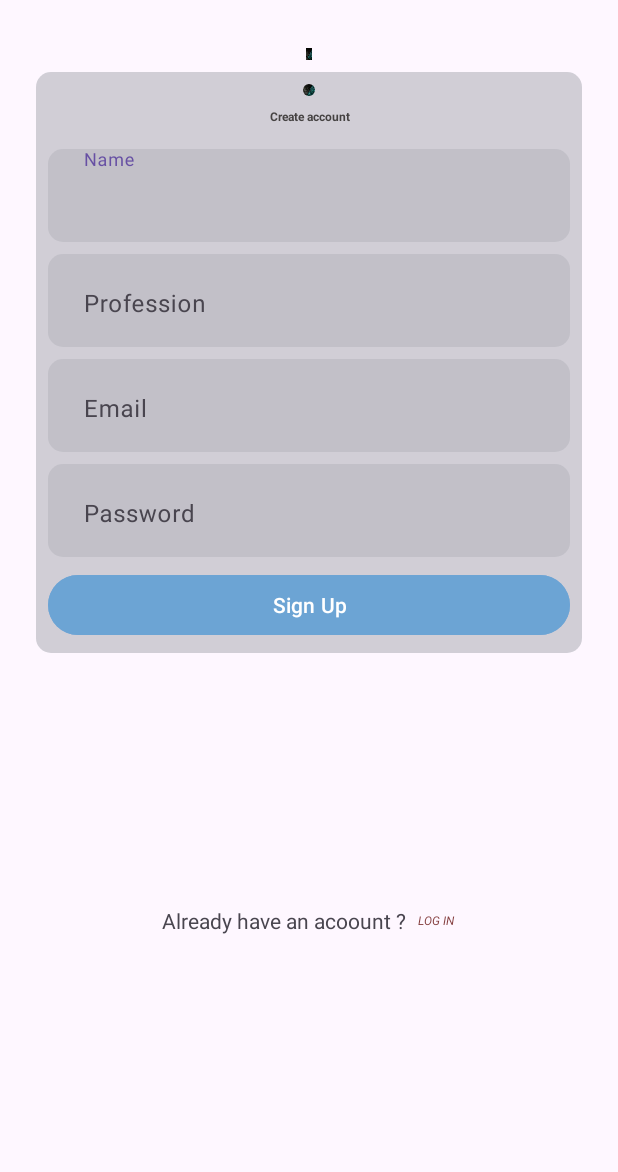
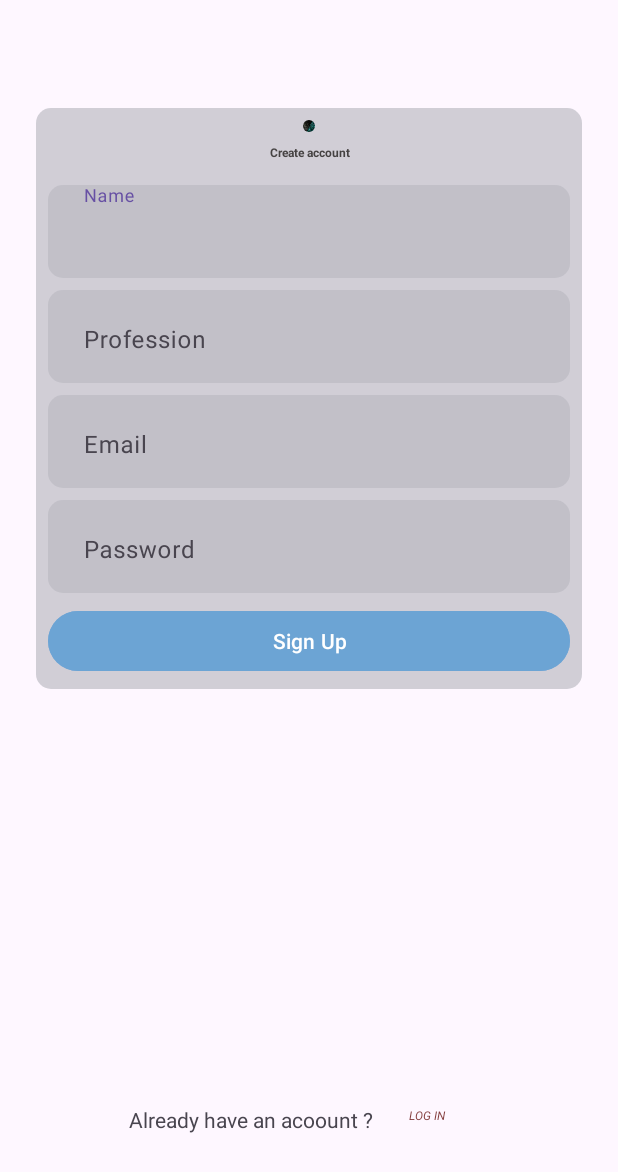
Before and after one commit to Nikhil4123/FinanceTracker_MessageScraping, an Android app: the screen it shows after launch (Sign_UP), on a phone screen of 412 x 824 dp. Shown: the top 1172 px of the screen. Run offline under Robolectric (Android 15) with nearby library versions, the phone set to English and light mode, and no system bars; our stand-ins replace CircleImageView, Firebase (no records; nobody signed in at launch, a user with empty details on screens opened directly).

Commit message:
07-10-2024

```diff
--- a/app/build.gradle.kts
+++ b/app/build.gradle.kts
@@ -44,6 +44,9 @@ dependencies {
     testImplementation(libs.junit)
     androidTestImplementation(libs.ext.junit)
     androidTestImplementation(libs.espresso.core)
+    implementation(platform("com.google.firebase:firebase-bom:33.4.0"))
+    implementation("com.google.firebase:firebase-auth")
+    implementation("com.google.android.gms:play-services-auth:21.2.0")
     implementation("com.github.MrNouri:DynamicSizes:1.0")
     implementation("de.hdodenhof:circleimageview:3.1.0")
     implementation("com.google.firebase:firebase-auth")
--- a/app/src/main/java/com/example/finandetails/Sign_UP.java
+++ b/app/src/main/java/com/example/finandetails/Sign_UP.java
@@ -1,4 +1,6 @@
 package com.example.finandetails;
+
+import static com.google.firebase.auth.AuthKt.auth;
 
 import android.app.AlertDialog;
 import android.app.ProgressDialog;
@@ -8,32 +10,49 @@ import android.os.Build;
 import android.os.Bundle;
 import android.text.TextUtils;
 import android.view.View;
+import android.widget.Button;
 import android.widget.Toast;
 
 import androidx.activity.EdgeToEdge;
 import androidx.annotation.NonNull;
+import androidx.annotation.Nullable;
 import androidx.appcompat.app.AppCompatActivity;
 import androidx.core.graphics.Insets;
 import androidx.core.view.ViewCompat;
 import androidx.core.view.WindowInsetsCompat;
 
 import com.example.finandetails.databinding.ActivitySignUpBinding;
+import com.google.android.gms.auth.api.signin.GoogleSignIn;
+import com.google.android.gms.auth.api.signin.GoogleSignInAccount;
+import com.google.android.gms.auth.api.signin.GoogleSignInClient;
+import com.google.android.gms.auth.api.signin.GoogleSignInOptions;
+import com.google.android.gms.common.api.ApiException;
 import com.google.android.gms.tasks.OnCompleteListener;
 import com.google.android.gms.tasks.Task;
 import com.google.firebase.FirebaseApp;
+import com.google.firebase.auth.AuthCredential;
 import com.google.firebase.auth.AuthResult;
 import com.google.firebase.auth.FirebaseAuth;
+import com.google.firebase.auth.FirebaseUser;
+import com.google.firebase.auth.GoogleAuthProvider;
 import com.google.firebase.auth.PhoneAuthProvider;
 import com.google.firebase.database.DataSnapshot;
 import com.google.firebase.database.DatabaseError;
 import com.google.firebase.database.FirebaseDatabase;
 import com.google.firebase.database.ValueEventListener;
 
+import java.util.HashMap;
+import java.util.Objects;
+
 public class Sign_UP extends AppCompatActivity {
+    Button google_Sign_in_btn;
 ActivitySignUpBinding binding;
 
     FirebaseAuth auth;
     FirebaseDatabase database;
+//    GoogleSignInOptions gos;
+//    GoogleSignInClient gsc;
+//    int  RC_SIGN_IN =20;
     PhoneAuthProvider.OnVerificationStateChangedCallbacks mCallbacks;
     String verificationId;
     ProgressDialog progressDialog;
@@ -46,6 +65,20 @@ ActivitySignUpBinding binding;
         FirebaseApp.initializeApp(this);
         auth =FirebaseAuth.getInstance();
         database =FirebaseDatabase.getInstance();
+
+
+//        gos=new GoogleSignInOptions.Builder(GoogleSignInOptions.DEFAULT_SIGN_IN)
+//                .requestIdToken(getString(R.string.default_web_client_id)).requestEmail().build();
+//        gsc= GoogleSignIn.getClient(Sign_UP.this,gos);
+//
+//        google_Sign_in_btn.setOnClickListener(new View.OnClickListener() {
+//            @Override
+//            public void onClick(View v) {
+//                signIn();
+//            }
+//        });
+
+
 
         progressDialog = new ProgressDialog(this);
         progressDialog.setMessage("Signing up...");
@@ -142,4 +175,53 @@ ActivitySignUpBinding binding;
 
 
     }
+
+//    private void signIn() {
+//        Intent signInIntent = gsc.getSignInIntent();
+//        startActivityForResult(signInIntent,RC_SIGN_IN);
+//    }
+//
+//    @Override
+//    protected void onActivityResult(int requestCode, int resultCode, @Nullable Intent data) {
+//        super.onActivityResult(requestCode, resultCode, data);
+//        if(resultCode==RC_SIGN_IN){
+//            Task<GoogleSignInAccount> task =GoogleSignIn.getSignedInAccountFromIntent(data);
+//            try {
+//                GoogleSignInAccount account=task.getResult(ApiException.class);
+//                auth(account.getIdToken());
+//
+//
+//            }catch (Exception e){
+//                Toast.makeText(this, e.getMessage().toString(), Toast.LENGTH_SHORT).show();
+//
+//            }
+//        }
+//    }
+
+//    private void auth(String idToken) {
+//        AuthCredential credential = GoogleAuthProvider.getCredential(idToken,null);
+//        auth.signInWithCredential(credential)
+//                .addOnCompleteListener(new OnCompleteListener<AuthResult>() {
+//                    @Override
+//                    public void onComplete(@NonNull Task<AuthResult> task) {
+//                        if (task.isSuccessful()){
+//                            FirebaseUser user =auth.getCurrentUser();
+//                            HashMap<String, Object> map = new HashMap<>();
+//                            map.put("id",user.getUid());
+//                            map.put("name",user.getDisplayName());
+//                            map.put("profile",user.getPhotoUrl()).toString();
+//                            database.getReference().child("userss").child(user.getUid()).setValue(map);
+//
+//                            Intent intent=new Intent(Sign_UP.this, MainActivity.class);
+//
+//                            startActivity(intent);
+//                        }
+//                        else {
+//                            Toast.makeText(Sign_UP.this, "Something went wrong", Toast.LENGTH_SHORT).show();
+//                        }
+//                    }
+//                })
+//;
+//
+//    }
 }
--- a/app/src/main/res/layout/activity_sign_up.xml
+++ b/app/src/main/res/layout/activity_sign_up.xml
@@ -18,41 +18,18 @@
         >
 
         <LinearLayout
-            android:id="@+id/linearLayout2"
-            android:layout_width="match_parent"
-            android:layout_height="wrap_content"
-            android:layout_marginTop="@dimen/_15mdp"
-            android:orientation="vertical"
-            app:layout_constraintEnd_toEndOf="parent"
-            app:layout_constraintStart_toStartOf="parent"
-            app:layout_constraintTop_toTopOf="parent">
-
-
-
-
-            <ImageView
-                android:id="@+id/imageView5"
-                android:layout_width="@dimen/_130mdp"
-                android:layout_height="@dimen/_40mdp"
-                android:layout_gravity="center"
-                app:srcCompat="@drawable/fp4"
-
-                />
-
-        </LinearLayout>
-
-        <LinearLayout
             android:id="@+id/linearLayout3"
             android:layout_width="match_parent"
             android:layout_height="wrap_content"
             android:layout_marginLeft="@dimen/_25mdp"
-            android:layout_marginTop="@dimen/_15mdp"
+            android:layout_marginTop="48dp"
             android:layout_marginRight="@dimen/_25mdp"
             android:background="@drawable/whiteshade2"
             android:orientation="vertical"
             app:layout_constraintEnd_toEndOf="parent"
+            app:layout_constraintHorizontal_bias="0.968"
             app:layout_constraintStart_toStartOf="parent"
-            app:layout_constraintTop_toBottomOf="@+id/linearLayout2">
+            app:layout_constraintTop_toTopOf="parent">
 
 
             <de.hdodenhof.circleimageview.CircleImageView
@@ -63,15 +40,14 @@
                 android:layout_marginTop="@dimen/_20mdp"
                 android:elevation="@dimen/_20mdp"
 
-                android:src="@drawable/fp4"
-                />
+                android:src="@drawable/fp4" />
 
             <TextView
                 android:id="@+id/textView3"
                 android:layout_width="match_parent"
                 android:layout_height="wrap_content"
+                android:layout_margin="@dimen/_5mdp"
                 android:gravity="center"
-                android:layout_margin="@dimen/_5mdp"
                 android:text="Create account"
                 android:textColor="#454242"
                 android:textSize="@dimen/_20font_mdp"
@@ -118,11 +94,11 @@
                     android:id="@+id/professionET"
                     android:layout_width="match_parent"
                     android:layout_height="wrap_content"
+                    android:background="@android:color/transparent"
+                    android:hint="Profession"
                     android:imeOptions="actionNext"
                     android:inputType="text"
                     android:maxLength="17"
-                    android:background="@android:color/transparent"
-                    android:hint="Profession"
                     android:textColorHint="@color/black" />
             </com.google.android.material.textfield.TextInputLayout>
 
@@ -144,9 +120,9 @@
                     android:layout_width="match_parent"
                     android:layout_height="wrap_content"
                     android:background="@android:color/transparent"
+                    android:hint="Email"
                     android:imeOptions="actionNext"
                     android:inputType="text"
-                    android:hint="Email"
                     android:textColorHint="@color/black" />
             </com.google.android.material.textfield.TextInputLayout>
 
@@ -168,11 +144,12 @@
                     android:layout_width="match_parent"
                     android:layout_height="wrap_content"
                     android:background="@android:color/transparent"
+                    android:hint="Password"
                     android:imeOptions="actionNext"
                     android:inputType="text"
-                    android:hint="Password"
                     android:textColorHint="@color/black" />
             </com.google.android.material.textfield.TextInputLayout>
+
             <Button
                 android:id="@+id/signupbtn"
                 android:layout_width="match_parent"
@@ -181,73 +158,41 @@
                 android:layout_marginTop="@dimen/_15mdp"
                 android:layout_marginRight="@dimen/_15mdp"
                 android:layout_marginBottom="@dimen/_20mdp"
+                android:backgroundTint="#E46CA4D5"
                 android:elevation="@dimen/_15mdp"
                 android:text="Sign Up"
-                android:backgroundTint="#E46CA4D5"
 
                 />
         </LinearLayout>
 
-        <androidx.constraintlayout.widget.ConstraintLayout
-            android:layout_width="wrap_content"
-            android:layout_height="wrap_content"
-            app:layout_constraintBottom_toBottomOf="parent"
-            app:layout_constraintEnd_toEndOf="parent"
-            app:layout_constraintStart_toStartOf="parent"
-            app:layout_constraintTop_toBottomOf="@+id/linearLayout3">
-
-            <androidx.constraintlayout.widget.ConstraintLayout
-                android:id="@+id/constraintLayout6"
-                android:layout_width="wrap_content"
-                android:layout_height="50dp"
-                android:orientation="horizontal"
-                app:layout_constraintEnd_toEndOf="parent"
-                app:layout_constraintStart_toStartOf="parent"
-                app:layout_constraintTop_toTopOf="parent">
+        <TextView
+            android:id="@+id/textView6"
+            android:layout_width="171dp"
+            android:layout_height="23dp"
 
 
-                <TextView
-                    android:id="@+id/textView6"
-                    android:layout_width="wrap_content"
-                    android:layout_height="wrap_content"
+            android:layout_marginBottom="40dp"
             android:layout_weight="1"
-
 
             android:text="Already have an acoount ?"
             app:layout_constraintBottom_toBottomOf="parent"
-
-                    app:layout_constraintStart_toStartOf="parent"
-                    app:layout_constraintTop_toTopOf="parent" />
+            app:layout_constraintEnd_toStartOf="@+id/gotologin"
+            app:layout_constraintHorizontal_bias="0.82"
+            app:layout_constraintStart_toStartOf="parent" />
 
         <TextView
             android:id="@+id/gotologin"
-                    android:layout_width="wrap_content"
-                    android:layout_height="wrap_content"
-                    android:layout_marginStart="@dimen/_15mdp"
+            android:layout_width="79dp"
+            android:layout_height="22dp"
+            android:layout_marginEnd="44dp"
+            android:layout_marginBottom="40dp"
             android:layout_weight="1"
             android:text="LOG IN "
             android:textColor="#833C3C"
             android:textSize="@dimen/_13font_mdp"
             android:textStyle="italic"
-                    app:layout_constraintBottom_toBottomOf="@+id/textView6"
-                    app:layout_constraintEnd_toEndOf="parent"
-                    app:layout_constraintStart_toEndOf="@+id/textView6"
-                    app:layout_constraintTop_toTopOf="@+id/textView6" />
-            </androidx.constraintlayout.widget.ConstraintLayout>
-            <androidx.constraintlayout.widget.ConstraintLayout
-                android:id="@+id/constraintLayout8"
-                android:layout_width="wrap_content"
-                android:layout_height="wrap_content"
-                android:layout_margin="@dimen/_3mdp"
-                app:layout_constraintEnd_toEndOf="parent"
-                app:layout_constraintStart_toStartOf="parent"
-                app:layout_constraintTop_toBottomOf="@+id/constraintLayout6">
-
-            </androidx.constraintlayout.widget.ConstraintLayout>
-
-
-
-        </androidx.constraintlayout.widget.ConstraintLayout>
+            app:layout_constraintBottom_toBottomOf="parent"
+            app:layout_constraintEnd_toEndOf="parent" />
 
 
     </androidx.constraintlayout.widget.ConstraintLayout>
--- a/app/src/main/res/values/strings.xml
+++ b/app/src/main/res/values/strings.xml
@@ -1,3 +1,4 @@
 <resources>
     <string name="app_name">FinanDetails</string>
+    <string name="default_web_client_id">186998195333-c3tfo6l0k9o2l1eguv0iqi3rut0fvs2a.apps.googleusercontent.com</string>
 </resources>
--- a/build.gradle.kts
+++ b/build.gradle.kts
@@ -1,6 +1,7 @@
 plugins {
     alias(libs.plugins.android.application) apply false
     id("com.android.library") version "7.4.2" apply false
+    alias(libs.plugins.google.gms.google.services) apply false
 }
 
 // Removed duplicate plugin declaration
--- a/gradle/libs.versions.toml
+++ b/gradle/libs.versions.toml
@@ -7,6 +7,8 @@ appcompat = "1.7.0"
 material = "1.12.0"
 activity = "1.9.1"
 constraintlayout = "2.1.4"
+googleGmsGoogleServices = "4.4.2"
+firebaseAuth = "23.0.0"
 
 [libraries]
 junit = { group = "junit", name = "junit", version.ref = "junit" }
@@ -16,6 +18,8 @@ appcompat = { group = "androidx.appcompat", name = "appcompat", version.ref = "a
 material = { group = "com.google.android.material", name = "material", version.ref = "material" }
 activity = { group = "androidx.activity", name = "activity", version.ref = "activity" }
 constraintlayout = { group = "androidx.constraintlayout", name = "constraintlayout", version.ref = "constraintlayout" }
+firebase-auth = { group = "com.google.firebase", name = "firebase-auth", version.ref = "firebaseAuth" }
 
 [plugins]
 android-application = { id = "com.android.application", version.ref = "agp" }
+google-gms-google-services = { id = "com.google.gms.google-services", version.ref = "googleGmsGoogleServices" }
```
Also changed, not shown: app/src/main/AndroidManifest.xml (+16 -8 lines), app/src/main/java/com/example/finandetails/AESEncryption.java (+6 -7 lines), app/src/main/java/com/example/finandetails/DataExtraction.java (+32 -90 lines), app/src/main/java/com/example/finandetails/HomePage.java (added, +27 -0 lines), app/src/main/java/com/example/finandetails/MainActivity.java (+71 -67 lines), app/src/main/java/com/example/finandetails/User.java (+65 -65 lines), app/src/main/java/com/example/finandetails/YourService.java (added, +70 -0 lines), app/src/main/res/layout/activity_home_page.xml (added, +19 -0 lines), 5 other files. Lines whose indentation alone changed are shown as unchanged.
